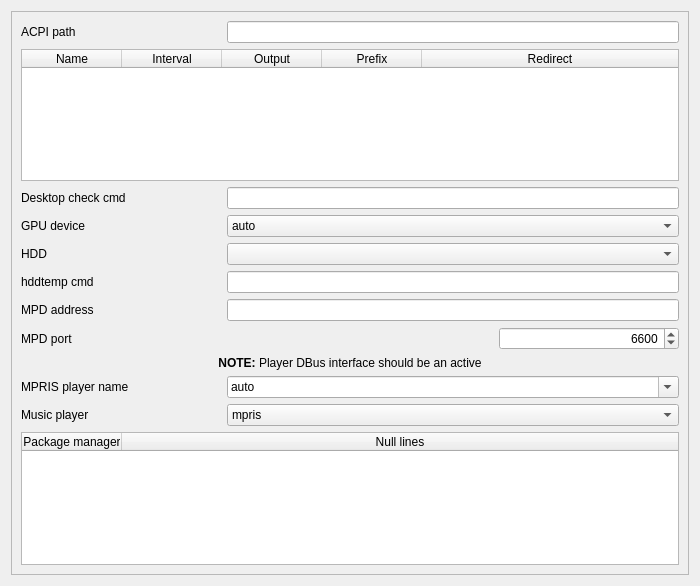
Before: the Qt Designer form sources/awesome-widget/deconfig.ui in arcan1s/awesome-widgets, drawn with Qt 5.
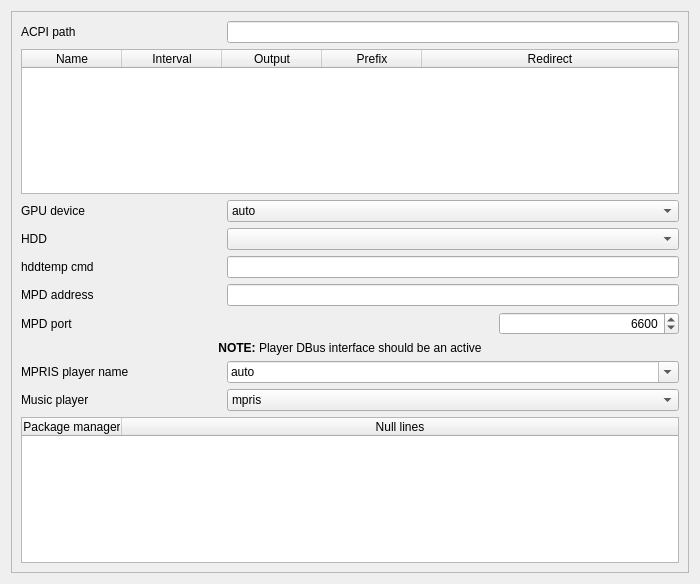
After: the same form once the commit is applied.

```diff
--- a/sources/awesome-widget/deconfig.ui
+++ b/sources/awesome-widget/deconfig.ui
@@ -7,7 +7,7 @@
     <x>0</x>
     <y>0</y>
     <width>700</width>
-    <height>586</height>
+    <height>584</height>
    </rect>
   </property>
   <property name="sizePolicy">
@@ -43,11 +43,11 @@
         <x>0</x>
         <y>0</y>
         <width>684</width>
-        <height>570</height>
+        <height>568</height>
        </rect>
       </property>
       <layout class="QGridLayout" name="gridLayout">
-       <item row="5" column="0">
+       <item row="4" column="0">
         <layout class="QHBoxLayout" name="layout_hddtempCmd">
          <item>
           <widget class="QLabel" name="label_hddtempCmd">
@@ -71,7 +71,7 @@
          </item>
         </layout>
        </item>
-       <item row="3" column="0">
+       <item row="2" column="0">
         <layout class="QHBoxLayout" name="layout_gpudev">
          <item>
           <widget class="QLabel" name="label_gpudev">
@@ -124,7 +124,7 @@
          </item>
         </layout>
        </item>
-       <item row="4" column="0">
+       <item row="3" column="0">
         <layout class="QHBoxLayout" name="layout_hdddev">
          <item>
           <widget class="QLabel" name="label_hdddev">
@@ -157,7 +157,7 @@
          </item>
         </layout>
        </item>
-       <item row="9" column="0">
+       <item row="8" column="0">
         <layout class="QHBoxLayout" name="layout_playerSelect">
          <item>
           <widget class="QLabel" name="label_playerSelect">
@@ -200,7 +200,7 @@
          </item>
         </layout>
        </item>
-       <item row="7" column="0">
+       <item row="6" column="0">
         <layout class="QHBoxLayout" name="layout_mpdport">
          <item>
           <widget class="QLabel" name="label_mpdport">
@@ -255,31 +255,7 @@
          </item>
         </layout>
        </item>
-       <item row="2" column="0">
-        <layout class="QHBoxLayout" name="layout_desktopCmd">
-         <item>
-          <widget class="QLabel" name="label_desktopCmd">
-           <property name="minimumSize">
-            <size>
-             <width>200</width>
-             <height>0</height>
-            </size>
-           </property>
-           <property name="text">
-            <string>Desktop check cmd</string>
-           </property>
-          </widget>
-         </item>
-         <item>
-          <widget class="QLineEdit" name="lineEdit_desktopCmd">
-           <property name="alignment">
-            <set>Qt::AlignRight|Qt::AlignTrailing|Qt::AlignVCenter</set>
-           </property>
-          </widget>
-         </item>
-        </layout>
-       </item>
-       <item row="6" column="0">
+       <item row="5" column="0">
         <layout class="QHBoxLayout" name="layout_mpdaddress">
          <item>
           <widget class="QLabel" name="label_mpdaddress">
@@ -303,7 +279,7 @@
          </item>
         </layout>
        </item>
-       <item row="11" column="0">
+       <item row="10" column="0">
         <spacer name="spacer_dataengine">
          <property name="orientation">
           <enum>Qt::Vertical</enum>
@@ -381,7 +357,7 @@
          </column>
         </widget>
        </item>
-       <item row="8" column="0">
+       <item row="7" column="0">
         <layout class="QVBoxLayout" name="layout_mpris">
          <item>
           <widget class="QLabel" name="label_mprisInfo">
@@ -471,7 +447,7 @@
          </item>
         </layout>
        </item>
-       <item row="10" column="0">
+       <item row="9" column="0">
         <layout class="QVBoxLayout" name="layout_pkgCommand">
          <item>
           <widget class="QTableWidget" name="tableWidget_pkgCommand">
```
